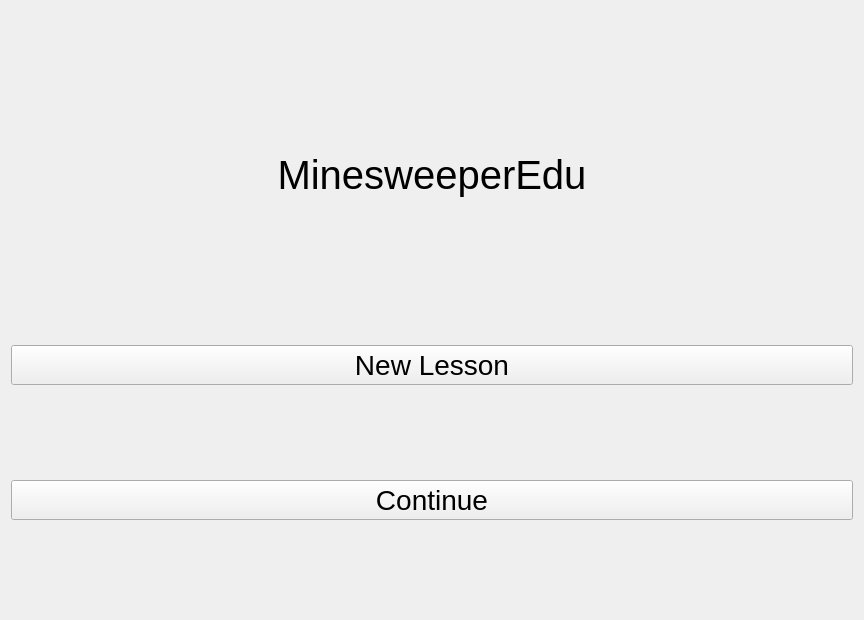
This is MinesweeperEdu/startscreen.ui in LowbeeNorman/MinesweeperEdu as Qt 5 draws it before an edit. The edited form follows.
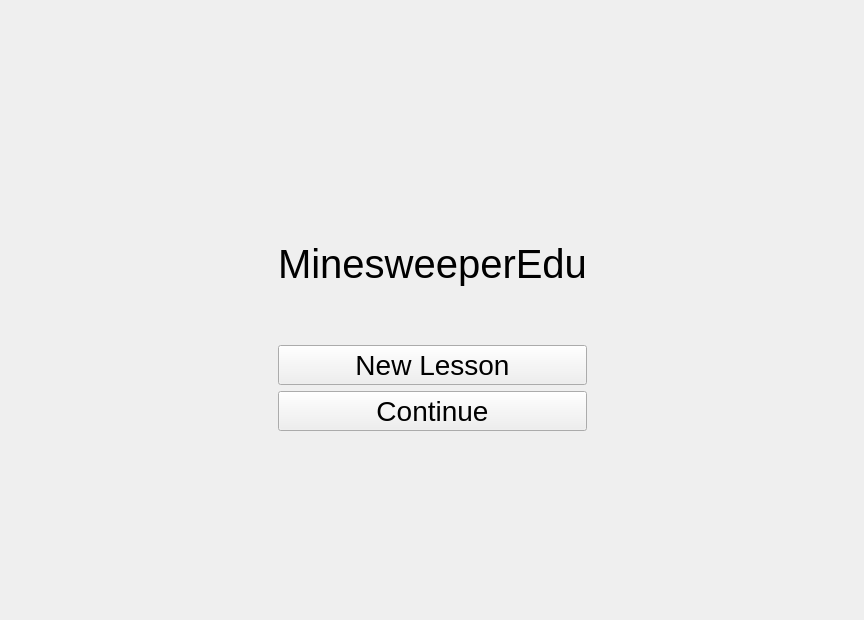
This is the edited form.

Commit message: fixed level select and start screen ui grids

What changed in the file:
```diff
--- a/MinesweeperEdu/startscreen.ui
+++ b/MinesweeperEdu/startscreen.ui
@@ -13,8 +13,34 @@
   <property name="windowTitle">
    <string>Form</string>
   </property>
-  <layout class="QGridLayout" name="gridLayout">
+  <layout class="QGridLayout" name="gridLayout_2">
    <item row="0" column="0">
+    <layout class="QGridLayout" name="gridLayout">
+     <item row="1" column="1">
+      <widget class="QPushButton" name="newLessonButton">
+       <property name="font">
+        <font>
+         <pointsize>21</pointsize>
+        </font>
+       </property>
+       <property name="text">
+        <string>New Lesson</string>
+       </property>
+      </widget>
+     </item>
+     <item row="2" column="1">
+      <widget class="QPushButton" name="continueButton">
+       <property name="font">
+        <font>
+         <pointsize>21</pointsize>
+        </font>
+       </property>
+       <property name="text">
+        <string>Continue</string>
+       </property>
+      </widget>
+     </item>
+     <item row="0" column="1">
     <widget class="QLabel" name="startScreenLabel">
      <property name="maximumSize">
       <size>
@@ -36,28 +62,32 @@
     </widget>
    </item>
    <item row="1" column="0">
-    <widget class="QPushButton" name="newLessonButton">
-     <property name="font">
-      <font>
-       <pointsize>21</pointsize>
-      </font>
-     </property>
-     <property name="text">
-      <string>New Lesson</string>
-     </property>
-    </widget>
-   </item>
-   <item row="2" column="0">
-    <widget class="QPushButton" name="continueButton">
-     <property name="font">
-      <font>
-       <pointsize>21</pointsize>
-      </font>
-     </property>
-     <property name="text">
-      <string>Continue</string>
-     </property>
-    </widget>
+      <spacer name="horizontalSpacer">
+       <property name="orientation">
+        <enum>Qt::Horizontal</enum>
+       </property>
+       <property name="sizeHint" stdset="0">
+        <size>
+         <width>40</width>
+         <height>20</height>
+        </size>
+       </property>
+      </spacer>
+     </item>
+     <item row="1" column="2">
+      <spacer name="horizontalSpacer_2">
+       <property name="orientation">
+        <enum>Qt::Horizontal</enum>
+       </property>
+       <property name="sizeHint" stdset="0">
+        <size>
+         <width>40</width>
+         <height>20</height>
+        </size>
+       </property>
+      </spacer>
+     </item>
+    </layout>
    </item>
   </layout>
  </widget>
```
Lines whose indentation alone changed are shown as unchanged. The commit also changes 3 other files.
